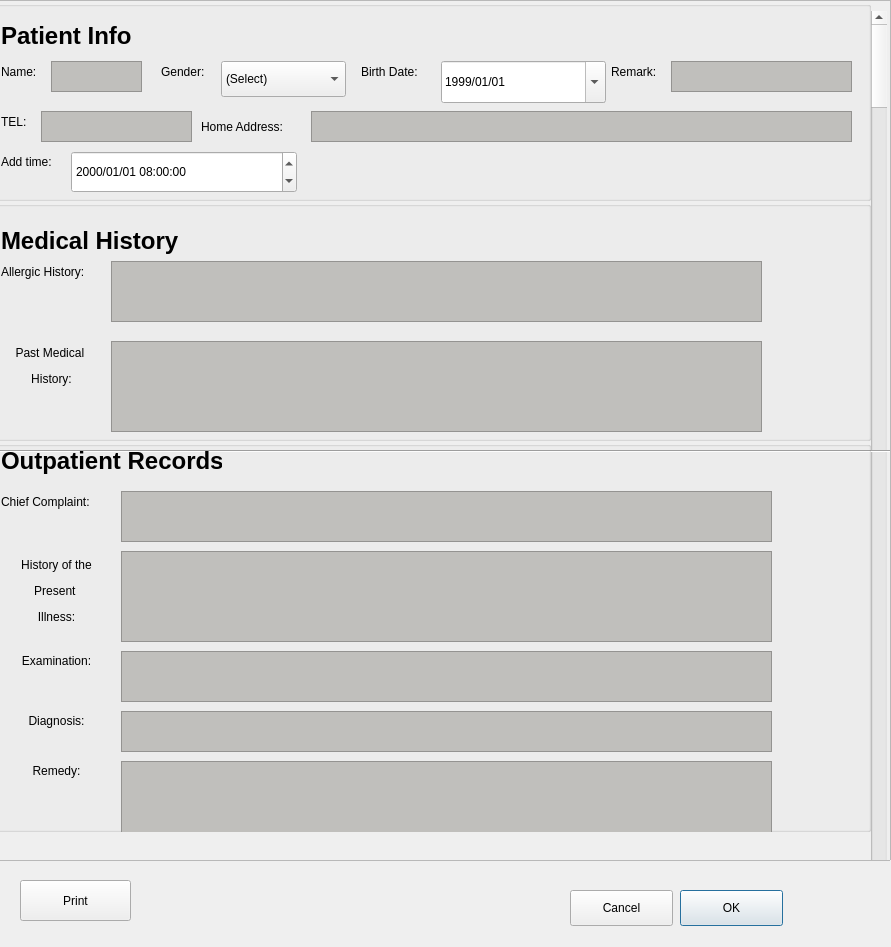
Above: addNewPatientWindow.ui from OhaoTech/ClinicManager before the change. Below: the same form after it.
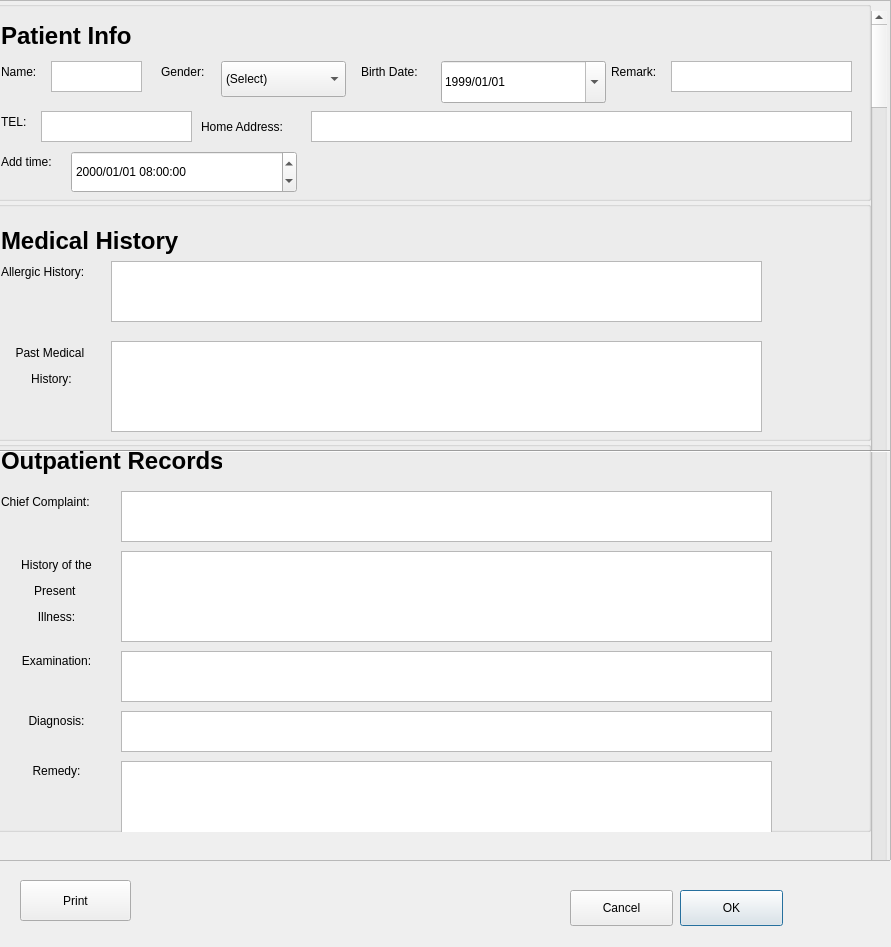
That is the form after the change. Icons and pictures are not drawn.

Commit message: beautified UI and theme

Patch:
```diff
--- a/addNewPatientWindow.ui
+++ b/addNewPatientWindow.ui
@@ -60,7 +60,7 @@
        </rect>
       </property>
       <property name="styleSheet">
-       <string notr="true">background-color: rgb(192, 191, 188);</string>
+       <string notr="true"/>
       </property>
      </widget>
      <widget class="QLabel" name="tel_label">
@@ -99,7 +99,7 @@
        </rect>
       </property>
       <property name="styleSheet">
-       <string notr="true">background-color: rgb(192, 191, 188);</string>
+       <string notr="true"/>
       </property>
      </widget>
      <widget class="QLabel" name="address_label">
@@ -173,8 +173,7 @@
        </rect>
       </property>
       <property name="styleSheet">
-       <string notr="true">background-color: rgb(192, 191, 188);
-</string>
+       <string notr="true"/>
       </property>
       <property name="html">
        <string>&lt;!DOCTYPE HTML PUBLIC &quot;-//W3C//DTD HTML 4.0//EN&quot; &quot;http://www.w3.org/TR/REC-html40/strict.dtd&quot;&gt;
@@ -223,7 +222,7 @@
        </rect>
       </property>
       <property name="styleSheet">
-       <string notr="true">background-color: rgb(192, 191, 188);</string>
+       <string notr="true"/>
       </property>
      </widget>
      <widget class="QComboBox" name="gender_comboBox">
@@ -364,7 +363,7 @@
        </rect>
       </property>
       <property name="styleSheet">
-       <string notr="true">background-color: rgb(192, 191, 188);</string>
+       <string notr="true"/>
       </property>
      </widget>
      <widget class="QLabel" name="past_medical_history_label">
@@ -390,7 +389,7 @@
        </rect>
       </property>
       <property name="styleSheet">
-       <string notr="true">background-color: rgb(192, 191, 188);</string>
+       <string notr="true"/>
       </property>
      </widget>
     </widget>
@@ -468,7 +467,7 @@
        </rect>
       </property>
       <property name="styleSheet">
-       <string notr="true">background-color: rgb(192, 191, 188);</string>
+       <string notr="true"/>
       </property>
      </widget>
      <widget class="QLabel" name="history_of_the_present_illness_label">
@@ -494,8 +493,7 @@
        </rect>
       </property>
       <property name="styleSheet">
-       <string notr="true">background-color: rgb(192, 191, 188);
-</string>
+       <string notr="true"/>
       </property>
      </widget>
      <widget class="QLabel" name="examinination_label">
@@ -534,7 +532,7 @@
        </rect>
       </property>
       <property name="styleSheet">
-       <string notr="true">background-color: rgb(192, 191, 188);</string>
+       <string notr="true"/>
       </property>
      </widget>
      <widget class="QTextEdit" name="diagnosis_textEdit">
@@ -547,7 +545,7 @@
        </rect>
       </property>
       <property name="styleSheet">
-       <string notr="true">background-color: rgb(192, 191, 188);</string>
+       <string notr="true"/>
       </property>
      </widget>
      <widget class="QLabel" name="remedy_label">
@@ -573,7 +571,7 @@
        </rect>
       </property>
       <property name="styleSheet">
-       <string notr="true">background-color: rgb(192, 191, 188);</string>
+       <string notr="true"/>
       </property>
      </widget>
     </widget>
```
The commit also changes 6 other files.
